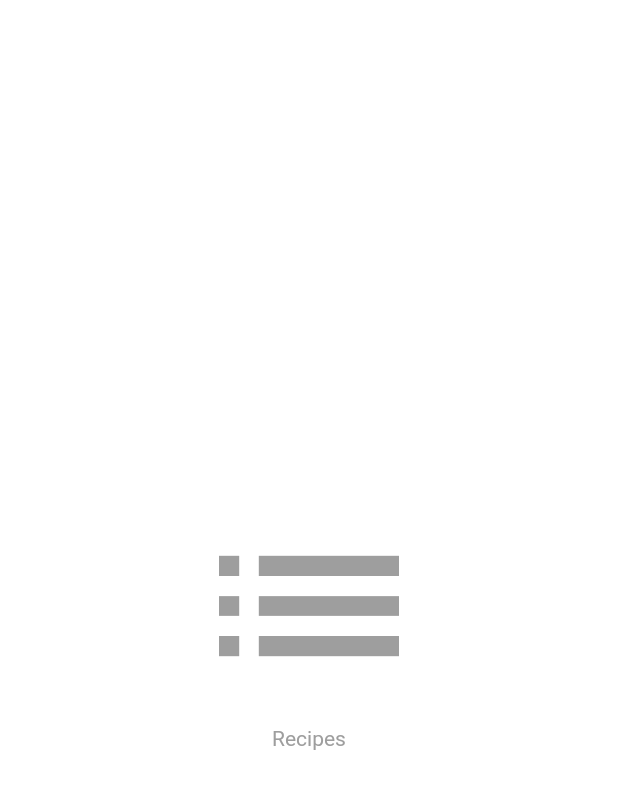
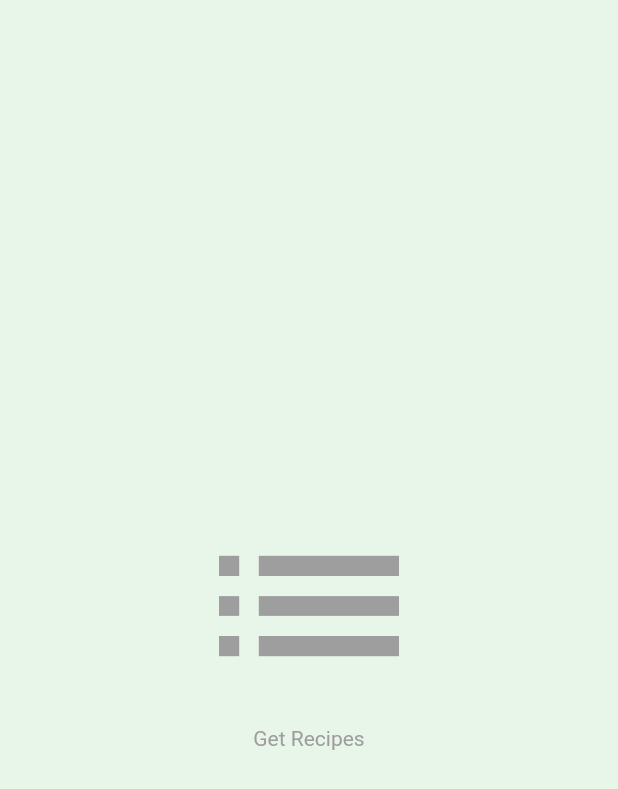
Before and after one commit to IvanESanchez/Group23LP, a Flutter app: the Recipes screen opened directly, on a phone screen of 412 x 824 dp. Shown: the top 789 px of the screen. Run offline on Flutter 3.47's test engine with Material 2 defaults, Android fonts, the phone set to English and light mode, and no system bars; missing offline and left inert: unit_converter.

Commit message:
Added container with proper background color to all pages

```diff
--- a/flutter_project/my_recipe_box/lib/recipes.dart
+++ b/flutter_project/my_recipe_box/lib/recipes.dart
@@ -3,9 +3,12 @@ import 'package:flutter/material.dart';
 class Recipes extends StatelessWidget {
   @override
   Widget build(BuildContext context) {
-    return Scaffold(
-      backgroundColor: Colors.white,
+    return Container(
+        color: Colors.green[50], // change this color to change the background color
+        child: Scaffold(
+          //backgroundColor: Colors.white,
           body: Container(
+            color: Colors.green[50], // change this color to change the background color
             child: Center(
               child: Column(
                 // center the children
@@ -17,13 +20,14 @@ class Recipes extends StatelessWidget {
                     color: Colors.grey,
                   ),
                   Text(
-                "Recipes",
+                    "Get Recipes",
                     style: TextStyle(color: Colors.grey),
                   )
                 ],
               ),
             ),
           ),
+        )
     );
   }
 }
--- a/flutter_project/my_recipe_box/lib/todaysrecipes.dart
+++ b/flutter_project/my_recipe_box/lib/todaysrecipes.dart
@@ -6,15 +6,16 @@ class TodaysRecipes extends StatelessWidget {
     return Container(
         color: Colors.green[50], // change this color to change the background color
         child: Scaffold(
-          backgroundColor: Colors.white,
+          //backgroundColor: Colors.white,
           body: Container(
+            color: Colors.green[50], // change this color to change the background color
             child: Center(
               child: Column(
                 // center the children
                 mainAxisAlignment: MainAxisAlignment.center,
                 children: <Widget>[
                   Icon(
-                    Icons.person,
+                    Icons.today,
                     size: 160.0,
                     color: Colors.grey,
                   ),
```
Also changed, not shown: flutter_project/my_recipe_box/lib/calendar.dart (+8 -2 lines), flutter_project/my_recipe_box/lib/converter.dart (+8 -2 lines), flutter_project/my_recipe_box/lib/myprofile.dart (+6 -2 lines). Lines whose indentation alone changed are shown as unchanged.
